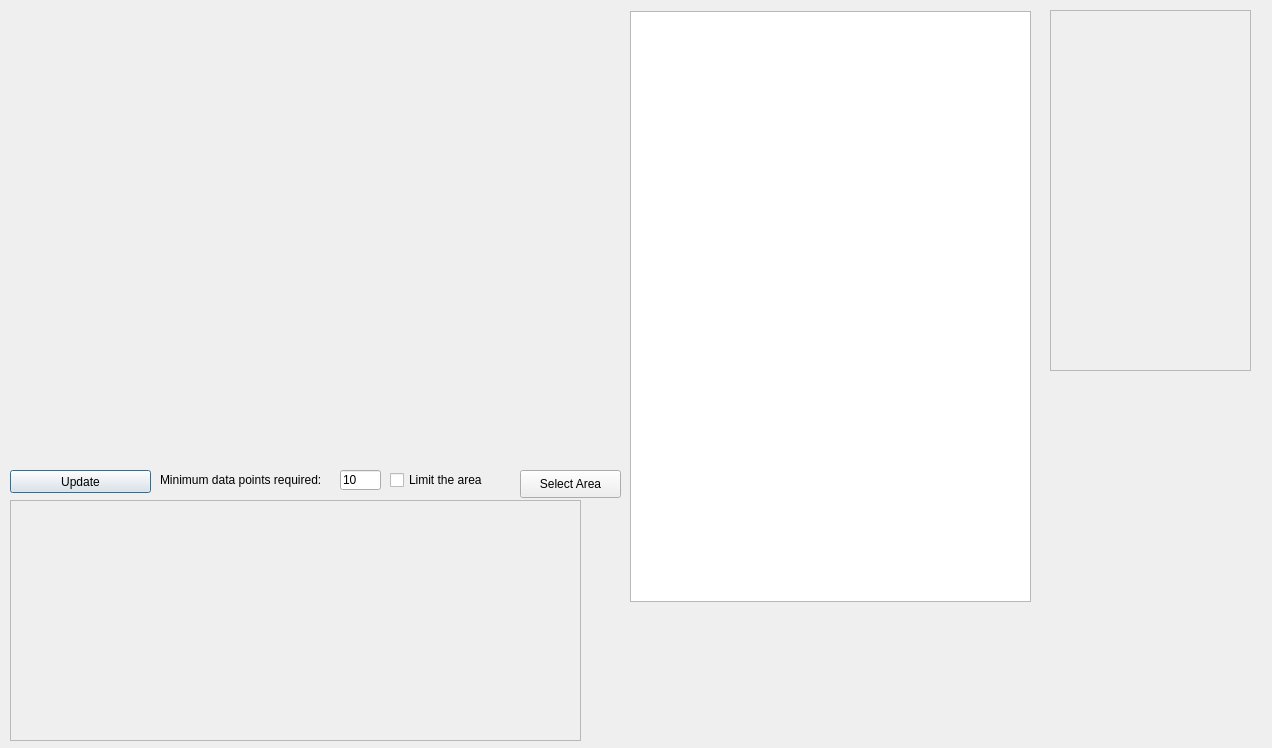
First picture: the form in widgets/Run_analyse_base.ui, repository axelande/geodatafarm3, before the edit.
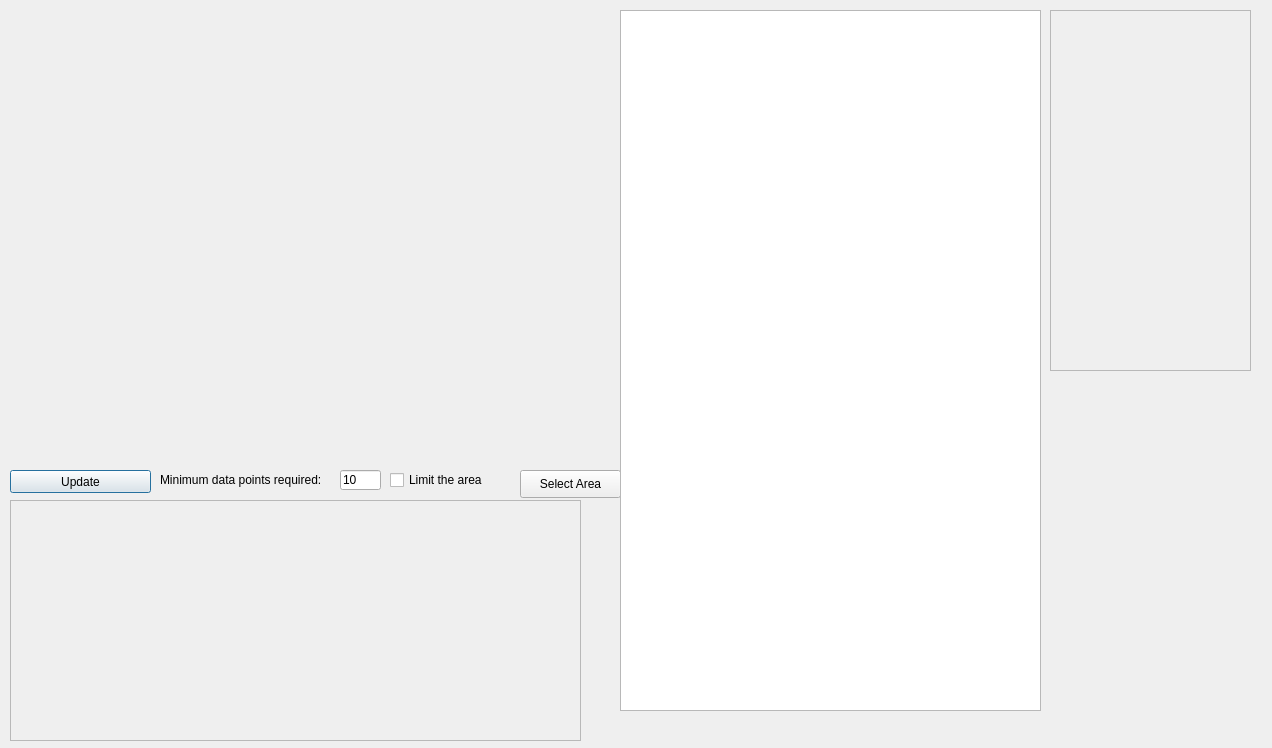
Second picture: the form after the edit.

Commit message: Changed from a QTabelWidget to a QTabelView and implemneted copy paste

Patch:
```diff
--- a/widgets/Run_analyse_base.ui
+++ b/widgets/Run_analyse_base.ui
@@ -146,16 +146,6 @@
     <string>10</string>
    </property>
   </widget>
-  <widget class="QTableWidget" name="TWValues">
-   <property name="geometry">
-    <rect>
-     <x>630</x>
-     <y>11</y>
-     <width>401</width>
-     <height>591</height>
-    </rect>
-   </property>
-  </widget>
   <widget class="QCheckBox" name="CBLimitArea">
    <property name="geometry">
     <rect>
@@ -182,6 +172,19 @@
     <string>Select Area</string>
    </property>
   </widget>
+  <widget class="QTableView" name="TVValues">
+   <property name="geometry">
+    <rect>
+     <x>620</x>
+     <y>10</y>
+     <width>421</width>
+     <height>701</height>
+    </rect>
+   </property>
+   <property name="selectionMode">
+    <enum>QAbstractItemView::MultiSelection</enum>
+   </property>
+  </widget>
  </widget>
  <resources/>
  <connections/>
```
The commit also changes 2 other files.
